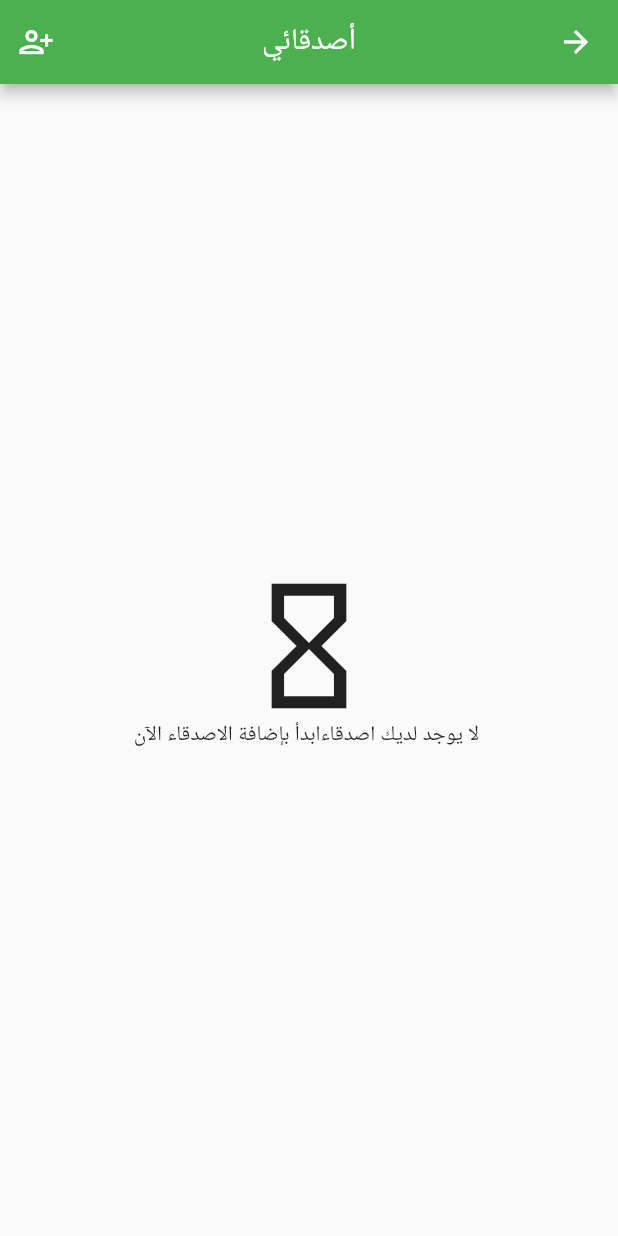
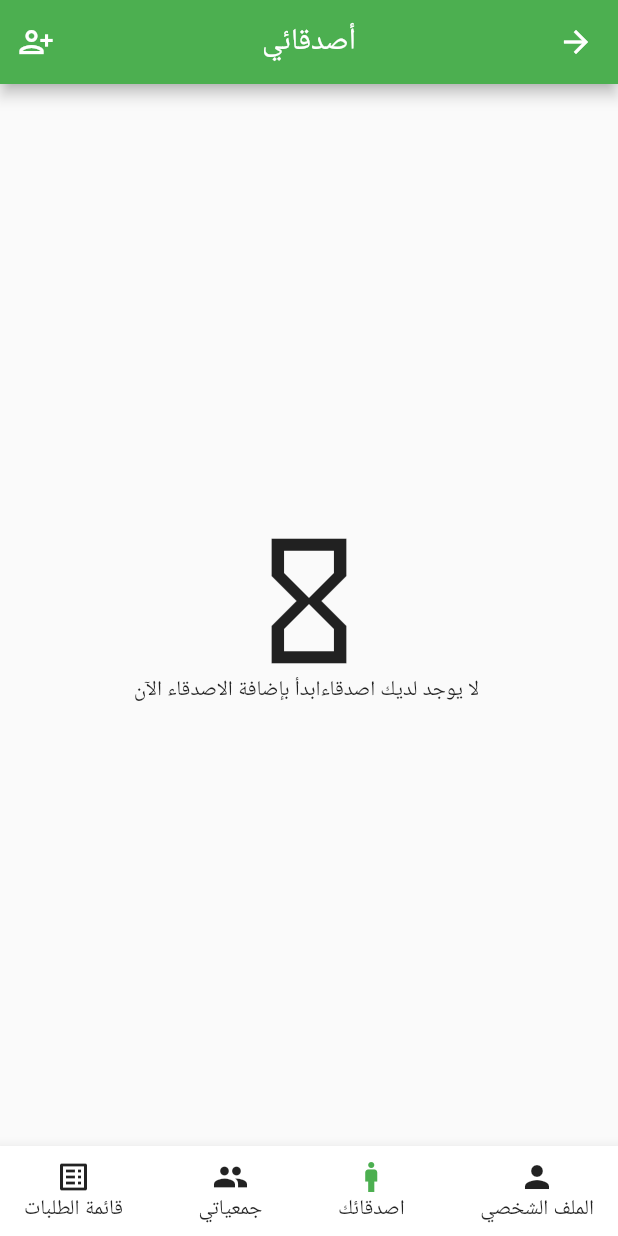
Before and after one commit to Hams-FA/Jamia, a Flutter app: the RequestPageFinal screen opened by its route, after a tap on "اصدقائك", on a phone screen of 412 x 824 dp. Run offline on Flutter 3.47's test engine with Material 2 defaults, Android fonts, the phone set to English and light mode, and no system bars; our stand-ins replace awesome_notifications, cloud_firestore, date_time_picker, firebase_auth, firebase_core, firebase_messaging and 7 more; missing offline and left inert: cron, flutter_stripe; accounts and stored records are empty; network calls fail.

Commit message:
bottom bar changes
add icon colors
+ add bar to profile and friends pages

```diff
--- a/sprint/lib/RequestPageFinal.dart
+++ b/sprint/lib/RequestPageFinal.dart
@@ -135,7 +135,10 @@ class RequestPageFinal extends StatelessWidget {
                     child: Column(
                       mainAxisAlignment: MainAxisAlignment.center,
                       children: [
-                        Icon(Icons.list_alt),
+                        Icon(
+                          Icons.list_alt,
+                          color: Colors.green,
+                        ),
                         Text("قائمة الطلبات"),
                       ],
                     ),
--- a/sprint/lib/screens/ViewAndDeleteFriends.dart
+++ b/sprint/lib/screens/ViewAndDeleteFriends.dart
@@ -129,8 +129,8 @@ class _ViewAndDeleteFriendsState extends State<ViewAndDeleteFriends> {
                           },
                         );
                         Widget continueButton = TextButton(
-                            style: TextButton.styleFrom(
-                                foregroundColor: Colors.red),
+                          style:
+                              TextButton.styleFrom(foregroundColor: Colors.red),
                           child: Text("حذف"),
                           onPressed: () {
                             Colors.black38;
@@ -258,7 +258,76 @@ class _ViewAndDeleteFriendsState extends State<ViewAndDeleteFriends> {
               );
             },
           ),
+        ),
+        //added bar here
+        bottomNavigationBar: BottomAppBar(
+            shape: CircularNotchedRectangle(),
+            child: Container(
+              height: 60,
+              child: Row(
+                mainAxisAlignment: MainAxisAlignment.spaceBetween,
+                children: [
+                  MaterialButton(
+                    onPressed: () {
+                      Navigator.pushNamed(context, '/viewUserProfile');
+                    },
+                    child: Column(
+                      mainAxisAlignment: MainAxisAlignment.center,
+                      children: [
+                        Icon(Icons.person),
+                        Text("الملف الشخصي"),
+                      ],
+                    ),
+                    minWidth: 40,
+                  ),
+                  MaterialButton(
+                    onPressed: () {
+                      Navigator.pushNamed(context, '/ViewAndDeleteFriends');
+                    },
+                    child: Column(
+                      mainAxisAlignment: MainAxisAlignment.center,
+                      children: [
+                        Icon(
+                          Icons.man,
+                          color: Colors.green,
+                        ),
+                        Text("اصدقائك"),
+                      ],
+                    ),
+                    minWidth: 40,
+                  ),
+                  MaterialButton(
+                    onPressed: () {
+                      Navigator.pushNamed(context, '/home');
+                    },
+                    child: Column(
+                      mainAxisAlignment: MainAxisAlignment.center,
+                      children: [
+                        Icon(Icons.people),
+                        Text("جمعياتي"),
+                      ],
+                    ),
+                    minWidth: 40,
+                  ),
+                  MaterialButton(
+                    onPressed: () {
+                      Navigator.pushNamed(context, '/RequestPageFinal');
+                    },
+                    child: Column(
+                      mainAxisAlignment: MainAxisAlignment.center,
+                      children: [
+                        Icon(
+                          Icons.list_alt,
+                        ),
+                        Text("قائمة الطلبات"),
+                      ],
+                    ),
+                    minWidth: 40,
+                  ),
+                ],
+              ),
             )),
+      ),
     );
   }
 }
--- a/sprint/lib/screens/home.dart
+++ b/sprint/lib/screens/home.dart
@@ -227,7 +227,9 @@ class _MyHomePageState extends State<MyHomePage> {
                     child: Column(
                       mainAxisAlignment: MainAxisAlignment.center,
                       children: [
-                        Icon(Icons.person),
+                        Icon(
+                          Icons.person,
+                        ),
                         Text("الملف الشخصي"),
                       ],
                     ),
```
Also changed, not shown: sprint/lib/screens/viewUserProfile.dart (+69 -0 lines). Lines whose indentation alone changed are shown as unchanged.
